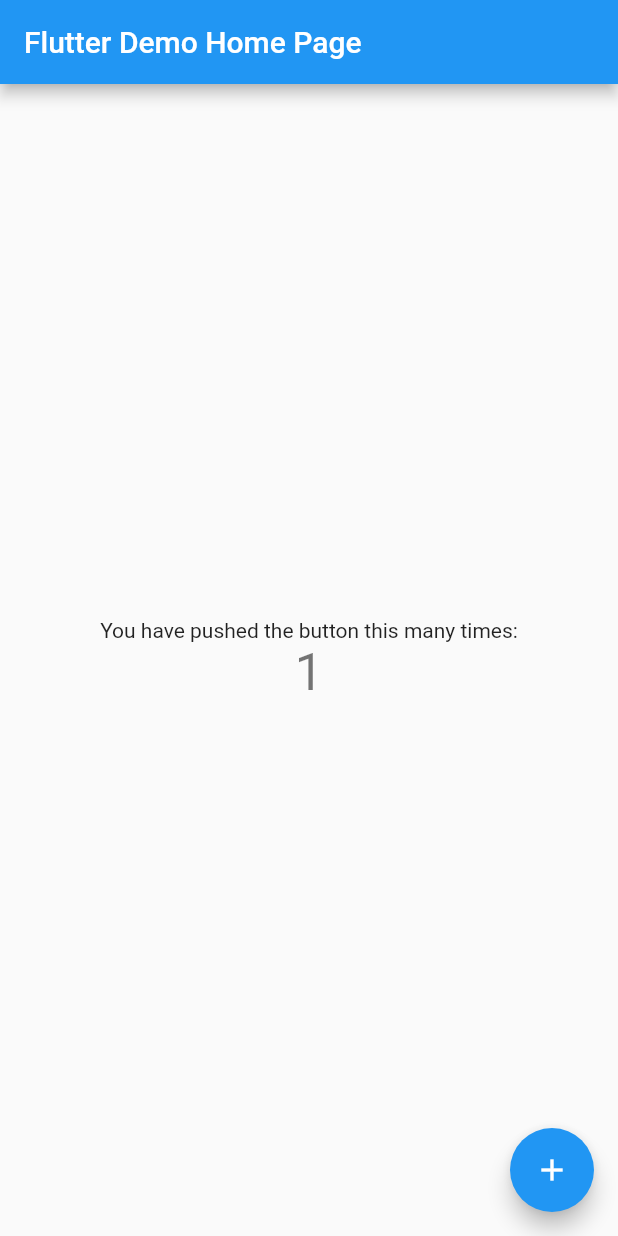
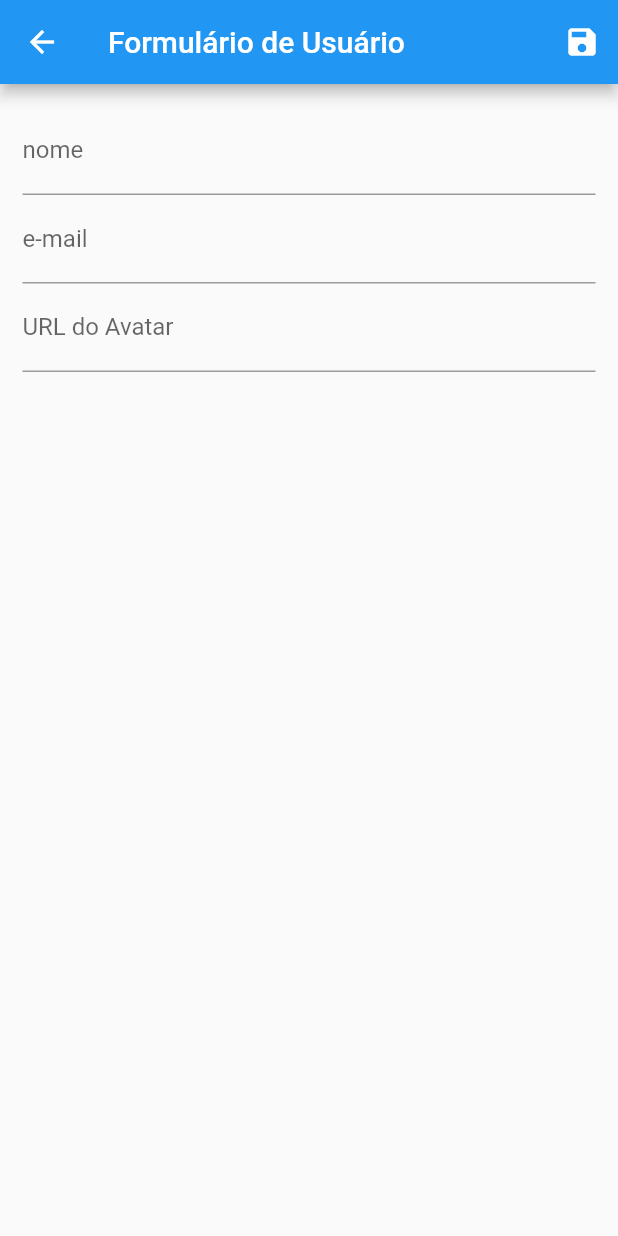
Before and after one commit to JoaoVitorSilvaFreitas/Flutter_Crud_Vscode, a Flutter app: the screen it shows after launch, after a tap on the "add" icon, on a phone screen of 412 x 824 dp. Run offline on Flutter 3.47's test engine with Material 2 defaults, Android fonts, the phone set to English and light mode, and no system bars; network calls fail.

Commit message:
função Create, Tela de novo cadastro

```diff
--- /dev/null
+++ b/lib/components/user_tile.dart
@@ -0,0 +1,44 @@
+import 'package:flutter/material.dart';
+import 'package:flutter_crud/models/user.dart';
+
+import '../routes/app_routes.dart';
+
+class UserTile extends StatelessWidget {
+  final User user;
+
+  const UserTile(this.user);
+
+  @override
+  Widget build(BuildContext context) {
+    final avatar = user.avatarUrl == null || user.avatarUrl.isEmpty
+        ? CircleAvatar(
+            child: Icon(Icons.person),
+          )
+        : CircleAvatar(
+            backgroundImage: NetworkImage(user.avatarUrl),
+          );
+    return ListTile(
+      leading: avatar,
+      title: Text(user.name),
+      subtitle: Text(user.email),
+      trailing: Container(
+        width: 100,
+        child: Row(children: <Widget>[
+          IconButton(
+              onPressed: () {
+                Navigator.of(context).pushNamed(AppRoutes.USER_FORM);
+                arguments:
+                user;
+              },
+              icon: Icon(Icons.edit),
+              color: Colors.orange),
+          IconButton(
+            onPressed: () {},
+            icon: Icon(Icons.delete),
+            color: Colors.red,
+          )
+        ]),
+      ),
+    );
+  }
+}
--- a/lib/main.dart
+++ b/lib/main.dart
@@ -1,4 +1,10 @@
 import 'package:flutter/material.dart';
+import 'package:flutter_crud/provider/users.dart';
+import 'package:flutter_crud/views/user_form.dart';
+import 'package:flutter_crud/views/user_list.dart';
+import 'package:provider/provider.dart';
+
+import 'routes/app_routes.dart';
 
 void main() {
   runApp(const MyApp());
@@ -7,70 +13,24 @@ void main() {
 class MyApp extends StatelessWidget {
   const MyApp({super.key});
 
-  // This widget is the root of your application.
   @override
   Widget build(BuildContext context) {
-    return MaterialApp(
-      title: 'Flutter Demo',
-      theme: ThemeData(
-        primarySwatch: Colors.blue,
+    return MultiProvider(
+      providers: [
+        ChangeNotifierProvider(
+          create: (ctx) => Users(),
+        )
+      ],
+      child: MaterialApp(
+        title: 'Flutter Demo',
+        theme: ThemeData(
+          primarySwatch: Colors.blue,
+        ),
+        routes: {
+          AppRoutes.HOME: (_) => UserList(),
+          AppRoutes.USER_FORM: (_) => UserForm()
+        },
       ),
-      home: const MyHomePage(title: 'Flutter Demo Home Page'),
     );
   }
 }
-
-class MyHomePage extends StatefulWidget {
-  const MyHomePage({super.key, required this.title});
-
-  final String title;
-
-  @override
-  State<MyHomePage> createState() => _MyHomePageState();
-}
-
-class _MyHomePageState extends State<MyHomePage> {
-  int _counter = 0;
-
-  void _incrementCounter() {
-    setState(() {
-      _counter++;
-    });
-  }
-
-  @override
-  Widget build(BuildContext context) {
-    // This method is rerun every time setState is called, for instance as done
-    // by the _incrementCounter method above.
-    //
-    // The Flutter framework has been optimized to make rerunning build methods
-    // fast, so that you can just rebuild anything that needs updating rather
-    // than having to individually change instances of widgets.
-    return Scaffold(
-      appBar: AppBar(
-        // Here we take the value from the MyHomePage object that was created by
-        // the App.build method, and use it to set our appbar title.
-        title: Text(widget.title),
-      ),
-      body: Center(
-        child: Column(
-          mainAxisAlignment: MainAxisAlignment.center,
-          children: <Widget>[
-            const Text(
-              'You have pushed the button this many times:',
-            ),
-            Text(
-              '$_counter',
-              style: Theme.of(context).textTheme.headline4,
-            ),
-          ],
-        ),
-      ),
-      floatingActionButton: FloatingActionButton(
-        onPressed: _incrementCounter,
-        tooltip: 'Increment',
-        child: const Icon(Icons.add),
-      ), // This trailing comma makes auto-formatting nicer for build methods.
-    );
-  }
-}
--- /dev/null
+++ b/lib/routes/app_routes.dart
@@ -0,0 +1,4 @@
+class AppRoutes {
+  static const HOME = '/';
+  static const USER_FORM = '/user-form';
+}
--- /dev/null
+++ b/lib/views/user_form.dart
@@ -0,0 +1,57 @@
+import 'package:flutter/material.dart';
+
+class UserForm extends StatelessWidget {
+  final _form = GlobalKey<FormState>();
+
+  @override
+  Widget build(BuildContext context) {
+    return Scaffold(
+      appBar: AppBar(
+        title: Text('Formulário de Usuário'),
+        actions: <Widget>[
+          IconButton(
+              onPressed: () {
+                final isValid = _form.currentState!.validate();
+
+                if (isValid) {
+                  _form.currentState!.save();
+                  Navigator.of(context).pop();
+                }
+              },
+              icon: Icon(Icons.save))
+        ],
+      ),
+      body: Padding(
+        padding: EdgeInsets.all(15),
+        child: Form(
+          key: _form,
+          child: Column(
+            children: <Widget>[
+              TextFormField(
+                decoration: InputDecoration(labelText: 'nome'),
+                validator: (value) {
+                  if (value == null || value.isEmpty) {
+                    return "Nome inválido";
+                  }
+
+                  if (value.trim().length < 3) {
+                    return 'Nome muito pequeno, mínimo 3 letras.';
+                  }
+                },
+                onSaved: (value) {
+                  print(value);
+                },
+              ),
+              TextFormField(
+                decoration: InputDecoration(labelText: 'e-mail'),
+              ),
+              TextFormField(
+                decoration: InputDecoration(labelText: 'URL do Avatar'),
+              )
+            ],
+          ),
+        ),
+      ),
+    );
+  }
+}
--- a/lib/views/user_list.dart
+++ b/lib/views/user_list.dart
@@ -1,19 +1,28 @@
 import 'package:flutter/material.dart';
 import 'package:flutter_crud/components/user_tile.dart';
-import 'package:flutter_crud/data/dummy_users.dart';
+import 'package:flutter_crud/provider/users.dart';
+import 'package:provider/provider.dart';
+import '../models/user.dart';
+import '../routes/app_routes.dart';
 
 class UserList extends StatelessWidget {
   @override
   Widget build(BuildContext context) {
-    final users = {...DUMMY_USERS};
+    final Users users = Provider.of(context, listen: false);
 
     return Scaffold(
         appBar: AppBar(title: Text('Lista de usuários'), actions: <Widget>[
-          IconButton(onPressed: () {}, icon: Icon(Icons.add)),
+          IconButton(
+              onPressed: () {
+                Navigator.of(context).pushNamed(AppRoutes.USER_FORM);
+                arguments:
+                ;
+              },
+              icon: Icon(Icons.add)),
         ]),
         body: ListView.builder(
-          itemCount: users.length,
-          itemBuilder: (ctx, i) => UserTile(users.values.elementAt(i)),
+          itemCount: users.count,
+          itemBuilder: (ctx, i) => UserTile(users.ByIndex(i)),
         ));
   }
 }
--- a/pubspec.yaml
+++ b/pubspec.yaml
@@ -31,6 +31,7 @@ environment:
 dependencies:
   flutter:
     sdk: flutter
+  provider:
 
 
   # The following adds the Cupertino Icons font to your application.
```
Also changed, not shown: lib/provider/users.dart (+52 -0 lines), pubspec.lock.
